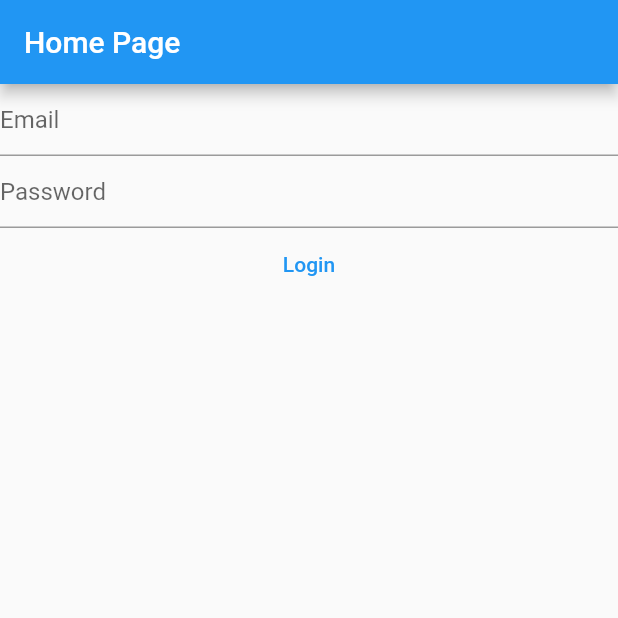
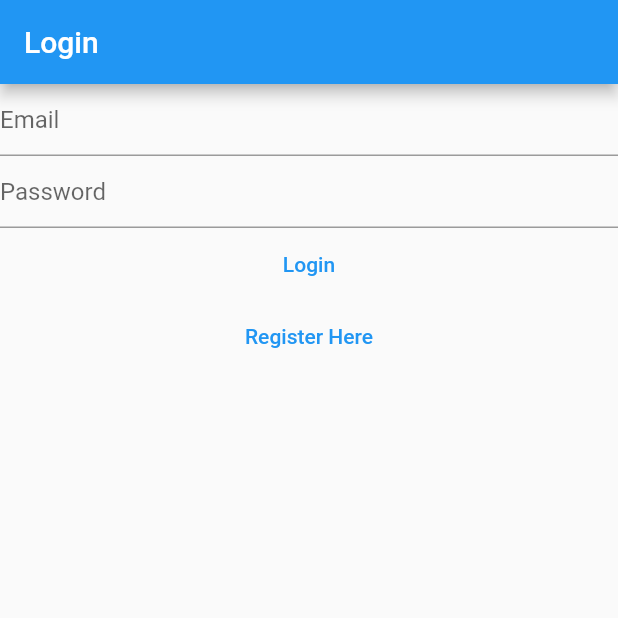
Before and after one commit to VaibhavdLights/LearningAndroid, a Flutter app: the screen it shows after launch, on a phone screen of 412 x 824 dp, the top half of it. Run offline on Flutter 3.47's test engine with Material 2 defaults, Android fonts, the phone set to English and light mode, and no system bars; our stand-ins replace firebase_auth, firebase_core; accounts and stored records are empty.

Commit message:
fourth commit

```diff
--- a/lib/main.dart
+++ b/lib/main.dart
@@ -1,7 +1,9 @@
 import 'package:flutter/material.dart';
 import 'package:myapp/view/login_view.dart';
+// ignore: depend_on_referenced_packages
 import 'package:firebase_core/firebase_core.dart';
 import 'package:firebase_auth/firebase_auth.dart';
+import 'package:myapp/view/verify_email_view.dart';
 import '../firebase_options.dart';
 import 'firebase_options.dart';
 import 'package:myapp/view/register_view.dart';
@@ -13,6 +15,10 @@ void main() {
       primarySwatch: Colors.blue,
     ),
     home: const HomePage(),
+    routes: {
+      '/login/': (context) => const LoginView(),
+      '/register/': (context) => const RegisterView(),
+    },
   ));
 }
 
@@ -21,53 +27,28 @@ class HomePage extends StatelessWidget {
 
   @override
   Widget build(BuildContext context) {
-    return Scaffold(
-      appBar: AppBar(
-        title: const Text("Home Page"),
-      ),
-      body: FutureBuilder(
+    return FutureBuilder(
       future: Firebase.initializeApp(
         options: DefaultFirebaseOptions.currentPlatform,
       ),
       builder: (context, snapshot) {
         switch (snapshot.connectionState) {
           case ConnectionState.done:
-              // final user = FirebaseAuth.instance.currentUser;
-              // if (user?.emailVerified ?? false) {
-              // } else {
-              //   return const VerifyEmailView();
-              // }
-              // return const Text("Done...");
+            final user = FirebaseAuth.instance.currentUser;
+            if (user != null) {
+              if (user.emailVerified) {
+                print("Email Verified");
+              } else {
+                return const VerifyEmailView();
+              }
+            } else {
               return const LoginView();
+            }
+            return const Text("Done");
           default:
-              return const Text("Loading...");
+            return const CircularProgressIndicator();
         }
       },
-      ),
     );
   }
 }
-
-class VerifyEmailView extends StatefulWidget {
-  const VerifyEmailView({Key? key}) : super(key: key);
-
-  @override
-  State<VerifyEmailView> createState() => _VerifyEmailViewState();
-}
-
-class _VerifyEmailViewState extends State<VerifyEmailView> {
-  @override
-  Widget build(BuildContext context) {
-    return Column(
-      children: [
-        const Text("Please Verify your E-mail :"),
-        TextButton(
-            onPressed: () async {
-              final user = FirebaseAuth.instance.currentUser;
-              await user?.sendEmailVerification();
-            },
-            child: const Text("Send Email Verification"))
-      ],
-    );
-  }
-}
--- a/lib/view/login_view.dart
+++ b/lib/view/login_view.dart
@@ -31,7 +31,11 @@ class _LoginViewState extends State<LoginView> {
 
   @override
   Widget build(BuildContext context) {
-    return Column(
+    return Scaffold(
+      appBar: AppBar(
+        title: const Text("Login"),
+      ),
+      body: Column(
         children: [
           TextField(
             controller: _email,
@@ -56,8 +60,8 @@ class _LoginViewState extends State<LoginView> {
               try {
                 final email = _email.text;
                 final password = _password.text;
-              await FirebaseAuth.instance
-                  .signInWithEmailAndPassword(email: email, password: password);
+                await FirebaseAuth.instance.signInWithEmailAndPassword(
+                    email: email, password: password);
               } on FirebaseAuthException catch (e) {
                 if (e.code == 'user-not-found') {
                   // print("USER NOT FOUND");
@@ -75,7 +79,16 @@ class _LoginViewState extends State<LoginView> {
             },
             child: const Text("Login"),
           ),
+          TextButton(
+              onPressed: () {
+                Navigator.of(context).pushNamedAndRemoveUntil(
+                  '/register/',
+                  (route) => false,
+                );
+              },
+              child: const Text("Register Here")),
         ],
+      ),
     );
   }
 }
--- a/lib/view/register_view.dart
+++ b/lib/view/register_view.dart
@@ -31,7 +31,11 @@ class _RegisterViewState extends State<RegisterView> {
 
   @override
   Widget build(BuildContext context) {
-    return Column(
+    return Scaffold(
+      appBar: AppBar(
+        title: const Text("Register"),
+      ),
+      body: Column(
         children: [
           TextField(
             controller: _email,
@@ -79,7 +83,17 @@ class _RegisterViewState extends State<RegisterView> {
             },
             child: const Text("Register"),
           ),
+          TextButton(
+            onPressed: () {
+              Navigator.of(context).pushNamedAndRemoveUntil(
+                '/login/',
+                (route) => false,
+              );
+            },
+            child: const Text("Login Here"),
+          )
         ],
+      ),
     );
   }
 }
```
Also changed, not shown: lib/view/verify_email_view.dart (added, +31 -0 lines). Lines whose indentation alone changed are shown as unchanged.
